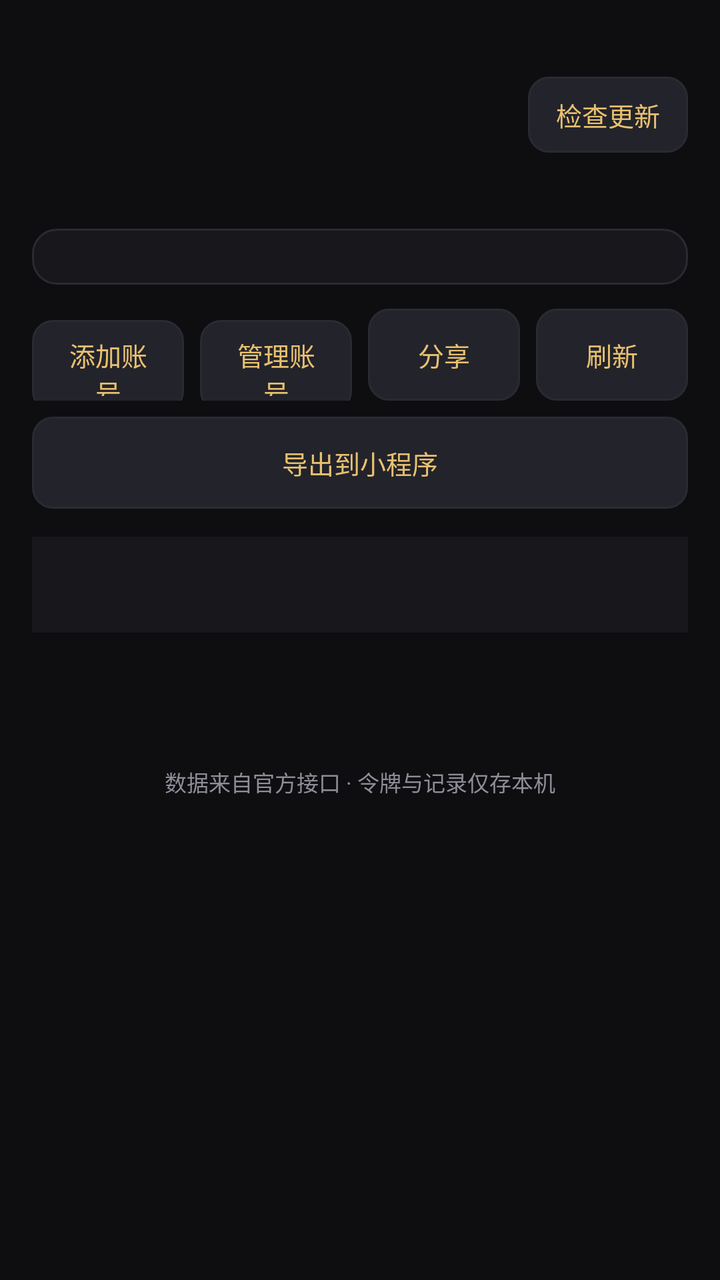
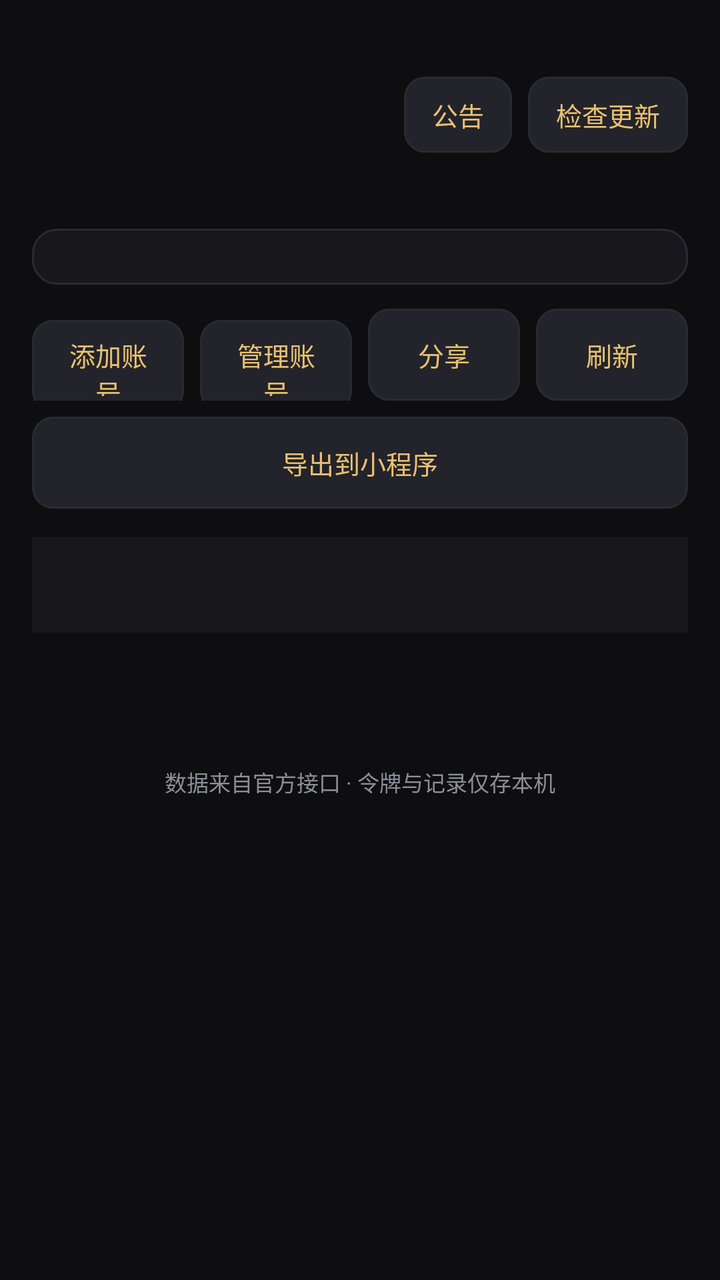

Compare the two renders of this Android layout. The source of the first and the diff that turns it into the second are given below.
<!-- AndroidManifest.xml: application theme Theme.XKL -->
<!-- res/layout/activity_main.xml -->
<?xml version="1.0" encoding="utf-8"?>
<ScrollView xmlns:android="http://schemas.android.com/apk/res/android"
    xmlns:app="http://schemas.android.com/apk/res-auto"
    android:layout_width="match_parent"
    android:layout_height="match_parent"
    android:background="@color/bg"
    android:fillViewport="true">

    <LinearLayout
        android:layout_width="match_parent"
        android:layout_height="wrap_content"
        android:orientation="vertical"
        android:padding="16dp">

        <TextView
            android:id="@+id/uid_view"
            android:layout_width="match_parent"
            android:layout_height="wrap_content"
            android:textColor="@color/text_dim"
            android:textSize="12sp" />

        
        <LinearLayout
            android:layout_width="match_parent"
            android:layout_height="wrap_content"
            android:layout_marginTop="6dp"
            android:gravity="center_vertical"
            android:orientation="horizontal">

            <TextView
                android:id="@+id/title_view"
                android:layout_width="0dp"
                android:layout_height="wrap_content"
                android:layout_weight="1"
                android:textColor="@color/gold"
                android:textSize="24sp"
                android:textStyle="bold" />

            <androidx.appcompat.widget.AppCompatButton
                android:id="@+id/update_button"
                style="@style/XklButton"
                android:layout_width="wrap_content"
                android:layout_height="38dp"
                android:layout_marginStart="10dp"
                android:paddingTop="0dp"
                android:paddingBottom="0dp"
                android:text="@string/main_check_update" />
        </LinearLayout>

        <LinearLayout
            android:id="@+id/hero_row"
            android:layout_width="match_parent"
            android:layout_height="wrap_content"
            android:layout_marginTop="14dp"
            android:orientation="horizontal" />

        <LinearLayout
            android:id="@+id/tags_row"
            android:layout_width="match_parent"
            android:layout_height="wrap_content"
            android:layout_marginTop="10dp"
            android:orientation="horizontal" />

        <LinearLayout
            android:id="@+id/stats_row"
            android:layout_width="match_parent"
            android:layout_height="wrap_content"
            android:layout_marginTop="14dp"
            android:background="@drawable/bg_card"
            android:orientation="horizontal"
            android:paddingTop="14dp"
            android:paddingBottom="14dp" />

        <LinearLayout
            android:layout_width="match_parent"
            android:layout_height="wrap_content"
            android:layout_marginTop="12dp"
            android:orientation="horizontal">

            <androidx.appcompat.widget.AppCompatButton
                android:id="@+id/add_button"
                style="@style/XklButton"
                android:layout_width="0dp"
                android:layout_height="46dp"
                android:layout_weight="1"
                android:text="@string/main_add_account" />

            <androidx.appcompat.widget.AppCompatButton
                android:id="@+id/account_button"
                style="@style/XklButton"
                android:layout_width="0dp"
                android:layout_height="46dp"
                android:layout_marginStart="8dp"
                android:layout_weight="1"
                android:text="@string/main_pick_account" />

            <androidx.appcompat.widget.AppCompatButton
                android:id="@+id/share_button"
                style="@style/XklButton"
                android:layout_width="0dp"
                android:layout_height="46dp"
                android:layout_marginStart="8dp"
                android:layout_weight="1"
                android:text="@string/main_share" />

            <androidx.appcompat.widget.AppCompatButton
                android:id="@+id/refresh_button"
                style="@style/XklButton"
                android:layout_width="0dp"
                android:layout_height="46dp"
                android:layout_marginStart="8dp"
                android:layout_weight="1"
                android:text="@string/main_refresh" />
        </LinearLayout>

        <androidx.appcompat.widget.AppCompatButton
            android:id="@+id/export_key_button"
            style="@style/XklButton"
            android:layout_width="match_parent"
            android:layout_height="46dp"
            android:layout_marginTop="8dp"
            android:text="@string/main_export_key" />

        <com.google.android.material.tabs.TabLayout
            android:id="@+id/tab_layout"
            android:layout_width="match_parent"
            android:layout_height="wrap_content"
            android:layout_marginTop="14dp"
            app:tabIndicatorColor="@color/gold"
            app:tabMode="scrollable"
            app:tabSelectedTextColor="@color/gold"
            app:tabTextColor="@color/text_dim" />

        <TextView
            android:id="@+id/pool_stat_view"
            android:layout_width="match_parent"
            android:layout_height="wrap_content"
            android:layout_marginTop="12dp"
            android:textColor="@color/gold"
            android:textSize="15sp"
            android:textStyle="bold" />

        <ProgressBar
            android:id="@+id/progress_bar"
            style="?android:attr/progressBarStyleHorizontal"
            android:layout_width="match_parent"
            android:layout_height="wrap_content"
            android:layout_marginTop="8dp"
            android:indeterminate="true"
            android:indeterminateTint="@color/gold"
            android:visibility="gone" />

        <LinearLayout
            android:id="@+id/ssr_list"
            android:layout_width="match_parent"
            android:layout_height="wrap_content"
            android:layout_marginTop="6dp"
            android:orientation="vertical" />

        <TextView
            android:id="@+id/empty_view"
            android:layout_width="match_parent"
            android:layout_height="wrap_content"
            android:layout_marginTop="24dp"
            android:gravity="center"
            android:textColor="@color/text_dim"
            android:textSize="13sp"
            android:visibility="gone" />

        <TextView
            android:id="@+id/footer_view"
            android:layout_width="match_parent"
            android:layout_height="wrap_content"
            android:layout_marginTop="28dp"
            android:gravity="center"
            android:text="@string/main_footer"
            android:textColor="@color/text_dim"
            android:textSize="11sp" />
    </LinearLayout>
</ScrollView>
<!-- resources referenced by this layout -->
<resources>
  <color name="bg">#0E0E11</color>
  <color name="gold">#E8C170</color>
  <color name="text_dim">#8E8E99</color>
  <!-- drawable bg_card (drawable) -->
  <?xml version="1.0" encoding="utf-8"?>
  <shape xmlns:android="http://schemas.android.com/apk/res/android">
      <solid android:color="@color/card" />
      <corners android:radius="12dp" />
      <stroke android:width="1dp" android:color="@color/card_stroke" />
  </shape>
  <string name="main_add_account">添加账号</string>
  <string name="main_check_update">检查更新</string>
  <string name="main_export_key">导出到小程序</string>
  <string name="main_footer">数据来自官方接口 · 令牌与记录仅存本机</string>
  <string name="main_pick_account">管理账号</string>
  <string name="main_refresh">刷新</string>
  <string name="main_share">分享</string>
  <style name="XklButton" parent="Widget.AppCompat.Button.Borderless">
          <item name="android:layout_height">wrap_content</item>
          <item name="android:background">@drawable/bg_btn</item>
          <item name="android:textColor">@color/gold</item>
          <item name="android:textSize">13sp</item>
          <item name="android:minWidth">0dp</item>
          <item name="android:minHeight">0dp</item>
          <item name="android:paddingStart">14dp</item>
          <item name="android:paddingEnd">14dp</item>
          <item name="android:paddingTop">8dp</item>
          <item name="android:paddingBottom">8dp</item>
      </style>
  <style name="Theme.XKL" parent="Base.Theme.XKL" />
  <color name="card">#17171C</color>
  <color name="card_stroke">#2A2A32</color>
  <!-- drawable bg_btn (drawable) -->
  <?xml version="1.0" encoding="utf-8"?>
  <shape xmlns:android="http://schemas.android.com/apk/res/android">
      <solid android:color="@color/pill" />
      <corners android:radius="10dp" />
      <stroke android:width="1dp" android:color="@color/card_stroke" />
  </shape>
  <color name="pill">#23232B</color>
  <color name="text">#F2F2F5</color>
  <style name="Theme.XKL.Dialog" parent="ThemeOverlay.MaterialComponents.MaterialAlertDialog">
          <item name="colorSurface">@color/card</item>
          <item name="colorOnSurface">@color/text</item>
          <item name="colorPrimary">@color/gold</item>
          <item name="android:textColorPrimary">@color/text</item>
          <item name="android:textColorSecondary">@color/text_dim</item>
          <item name="android:textColorAlertDialogListItem">@color/text</item>
          <item name="shapeAppearanceOverlay">@style/Shape.XKL.Dialog</item>
          <item name="materialAlertDialogTitleTextStyle">@style/XklDialogTitle</item>
          <item name="materialAlertDialogBodyTextStyle">@style/XklDialogBody</item>
      </style>
  <style name="Shape.XKL.Dialog" parent="">
          <item name="cornerFamily">rounded</item>
          <item name="cornerSize">14dp</item>
      </style>
  <style name="XklDialogTitle" parent="MaterialAlertDialog.MaterialComponents.Title.Text">
          <item name="android:textColor">@color/gold</item>
          <item name="android:textSize">18sp</item>
          <item name="android:textStyle">bold</item>
      </style>
  <style name="XklDialogBody" parent="MaterialAlertDialog.MaterialComponents.Body.Text">
          <item name="android:textColor">@color/text</item>
          <item name="android:textSize">14sp</item>
          <item name="android:lineSpacingExtra">2dp</item>
      </style>
  <!-- unchanged entries left out for length: 1 -->
</resources>

<!-- the commit's change to res/layout/activity_main.xml (unified diff, before → after) -->
@@ -37,11 +37,21 @@
                 android:textStyle="bold" />
 
             <androidx.appcompat.widget.AppCompatButton
+                android:id="@+id/announcement_button"
+                style="@style/XklButton"
+                android:layout_width="wrap_content"
+                android:layout_height="38dp"
+                android:layout_marginStart="10dp"
+                android:paddingTop="0dp"
+                android:paddingBottom="0dp"
+                android:text="@string/main_announcement" />
+
+            <androidx.appcompat.widget.AppCompatButton
                 android:id="@+id/update_button"
                 style="@style/XklButton"
                 android:layout_width="wrap_content"
                 android:layout_height="38dp"
-                android:layout_marginStart="10dp"
+                android:layout_marginStart="8dp"
                 android:paddingTop="0dp"
                 android:paddingBottom="0dp"
                 android:text="@string/main_check_update" />
<!-- resource entries referenced after the edit -->
@@ -11,6 +11,7 @@
       <stroke android:width="1dp" android:color="@color/card_stroke" />
   </shape>
   <string name="main_add_account">添加账号</string>
+  <string name="main_announcement">公告</string>
   <string name="main_check_update">检查更新</string>
   <string name="main_export_key">导出到小程序</string>
   <string name="main_footer">数据来自官方接口 · 令牌与记录仅存本机</string>
